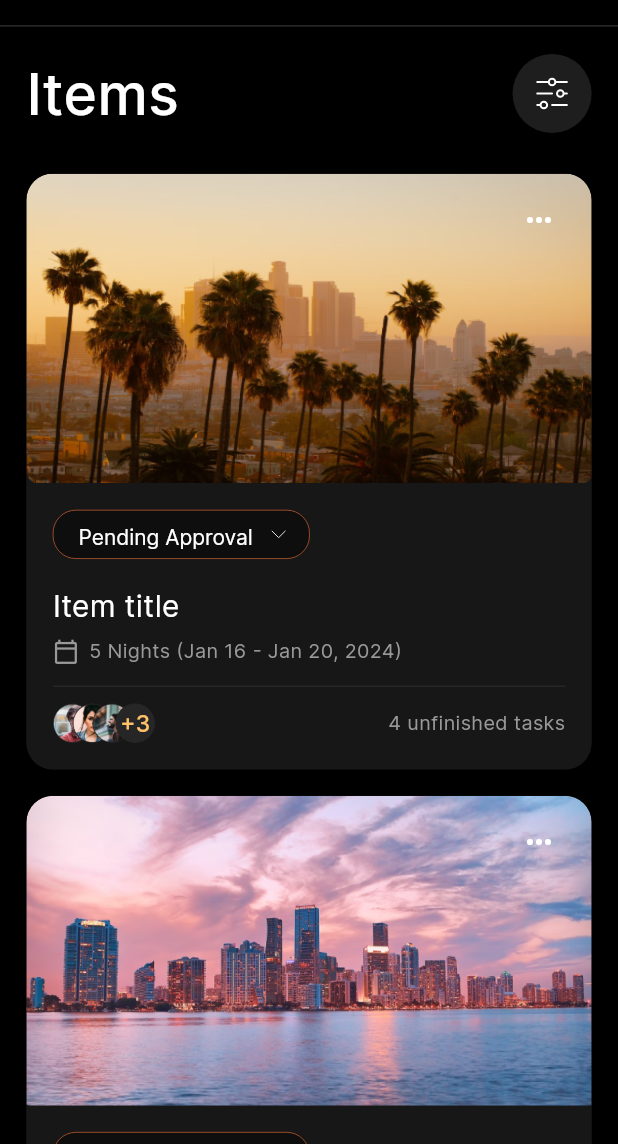
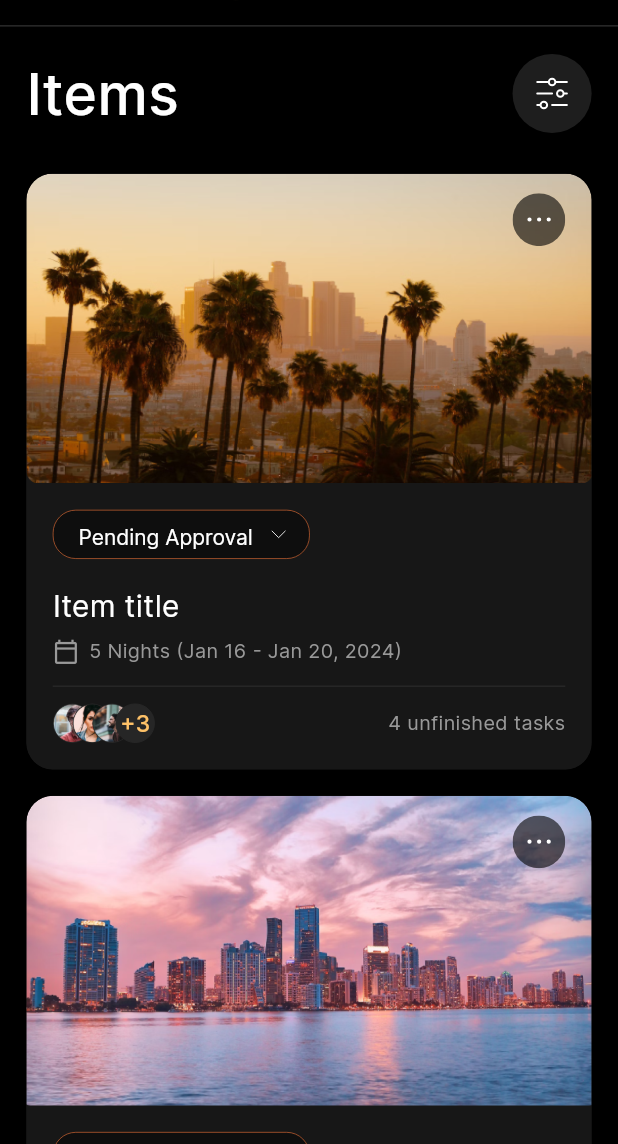
Before and after one commit to abdo-essam/travel_task_web, a Flutter app: the screen it shows after launch, on a phone screen of 412 x 824 dp, the part 92-1236 px from its top. Run offline on Flutter 3.47's test engine with Material 3 defaults, Android fonts, the phone set to English and light mode, and no system bars; our stand-ins replace cached_network_image, flutter_svg.

Commit message:
feat(ui): Enhance trip card UI with SVG and IconButton
Replaced the `Icons.more_horiz` icon in the trip card with
an SVG image (`img_user.svg`).  Updated `CustomIconButton` to
use `InkWell` for better visual feedback on tap and changed the
decoration to `BoxShape.circle`. This provides a consistent
look and feel across the application.

```diff
--- a/lib/core/utils/image_constant.dart
+++ b/lib/core/utils/image_constant.dart
@@ -28,7 +28,7 @@ class ImageConstant {
   static String imgEdit = '$imagePath/img_edit.svg';
   static String imgShare = '$imagePath/img_share.svg';
   static String imgDelete = '$imagePath/img_delete.svg';
-  static String imgMore = '$imagePath/img_more.svg';
+  static String imgMore = '$imagePath/img_user.svg';
   static String imgSettings = '$imagePath/img_settings.svg';
   static String imgNotification = '$imagePath/img_notification.svg';
   static String imgLogo = '$imagePath/img_logo.svg';
--- a/lib/presentation/trips_screen/widgets/custom_icon_button.dart
+++ b/lib/presentation/trips_screen/widgets/custom_icon_button.dart
@@ -1,10 +1,6 @@
 import 'package:flutter/material.dart';
 import 'package:travel_task_web/core/app_export.dart';
 
-
-extension IconButtonStyleHelper on CustomIconButton {
-  static BoxDecoration get none => BoxDecoration();
-}
 
 class CustomIconButton extends StatelessWidget {
   const CustomIconButton({
@@ -19,17 +15,11 @@ class CustomIconButton extends StatelessWidget {
   });
 
   final AlignmentGeometry? alignment;
-
   final double? height;
-
   final double? width;
-
   final BoxDecoration? decoration;
-
   final EdgeInsetsGeometry? padding;
-
   final VoidCallback? onTap;
-
   final Widget? child;
 
   @override
@@ -42,20 +32,27 @@ class CustomIconButton extends StatelessWidget {
         : iconButtonWidget;
   }
 
-  Widget get iconButtonWidget => SizedBox(
-    height: height ?? 0,
-    width: width ?? 0,
-    child: DecoratedBox(
-      decoration:
-          decoration ??
+  Widget get iconButtonWidget => Container(
+    height: height ?? 32.h,
+    width: width ?? 32.h,
+    decoration: decoration ??
         BoxDecoration(
           color: appTheme.gray90001,
-            borderRadius: BorderRadius.circular(20.h),
+          shape: BoxShape.circle,
         ),
-      child: IconButton(
-        padding: padding ?? EdgeInsetsDirectional.zero,
-        onPressed: onTap,
-        icon: child ?? Container(),
+    child: Material(
+      color: Colors.transparent,
+      child: InkWell(
+        borderRadius: BorderRadius.circular(height != null ? height! / 2 : 16.h),
+        onTap: onTap,
+        child: Center(
+          child: padding != null
+              ? Padding(
+            padding: padding!,
+            child: child ?? Container(),
+          )
+              : child ?? Container(),
+        ),
       ),
     ),
   );
--- a/lib/widgets/trip_card.dart
+++ b/lib/widgets/trip_card.dart
@@ -94,11 +94,14 @@ class TripCard extends StatelessWidget {
           child: CustomIconButton(
             height: 32.h,
             width: 32.h,
-            decoration: IconButtonStyleHelper.none,
+            decoration: BoxDecoration(
+              shape: BoxShape.circle,
+            ),
             onTap: onMoreTap,
-            child: Icon(
-              Icons.more_horiz,
-              color: appTheme.whiteA700,
+            child: SvgPicture.asset(
+              ImageConstant.imgMore,
+              height: 32.h,
+              width: 32.h,
             ),
           ),
         ),
```
Lines whose indentation alone changed are shown as unchanged.
